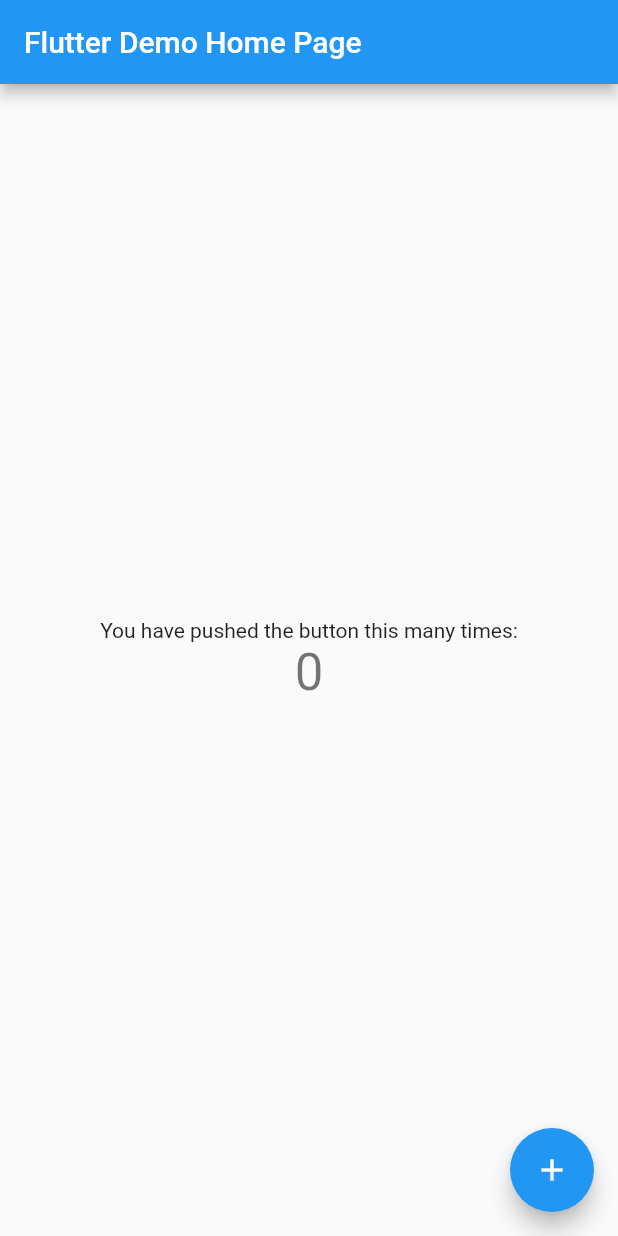
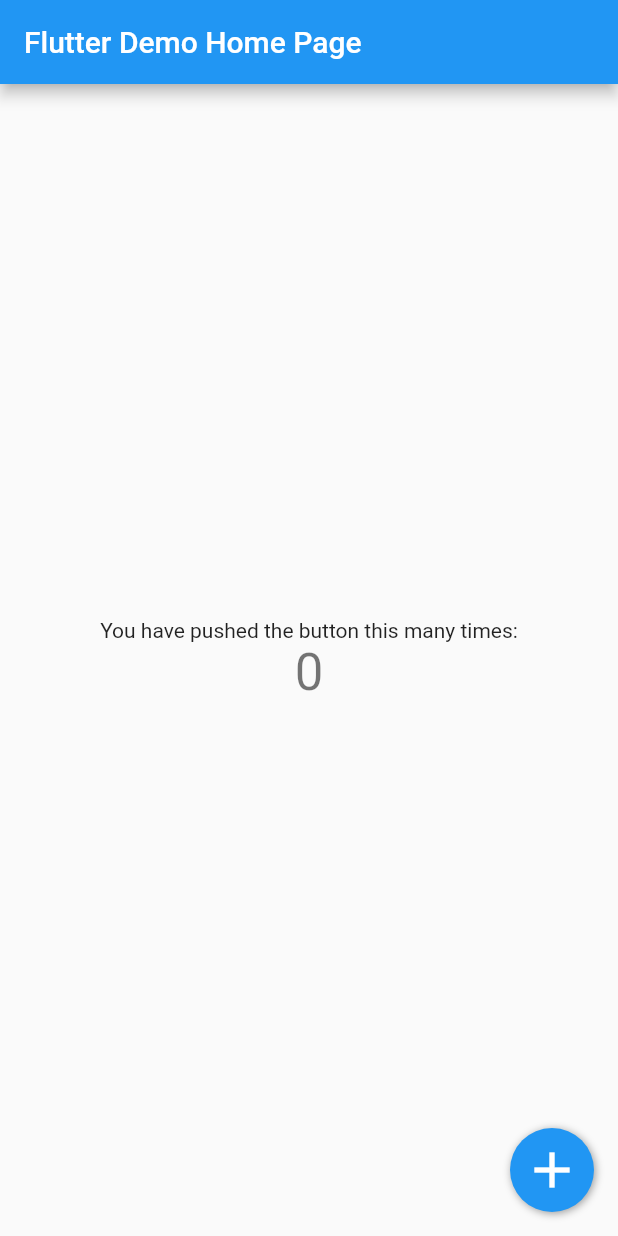
Before and after one commit to juwencheng/flutter_medium_clap, a Flutter app: the screen it shows after launch, on a phone screen of 412 x 824 dp. Run offline on Flutter 3.47's test engine with Material 2 defaults, Android fonts, the phone set to English and light mode, and no system bars.

Commit message:
增加Timer，重写floatingActionButton，实现的效果是长按可以持续增加计数，释放暂停计数。

```diff
--- a/lib/main.dart
+++ b/lib/main.dart
@@ -1,3 +1,5 @@
+import 'dart:async';
+
 import 'package:flutter/material.dart';
 
 void main() => runApp(MyApp());
@@ -26,11 +28,28 @@ class MyHomePage extends StatefulWidget {
 
 class _MyHomePageState extends State<MyHomePage> {
   int _counter = 0;
+  Timer timer;
+  final duration = new Duration(milliseconds: 300);
 
-  void _incrementCounter() {
+  @override
+  void dispose() {
+    super.dispose();
+    timer?.cancel();
+  }
+
+  void _incrementCounter(Timer timer) {
     setState(() {
       _counter++;
     });
+  }
+
+  void onTapDown(TapDownDetails tap) {
+    _incrementCounter(null);
+    timer = new Timer.periodic(duration, _incrementCounter);
+  }
+
+  void onTapup(TapUpDetails tap) {
+    timer?.cancel();
   }
 
   @override
@@ -53,10 +72,24 @@ class _MyHomePageState extends State<MyHomePage> {
           ],
         ),
       ),
-      floatingActionButton: FloatingActionButton(
-        onPressed: _incrementCounter,
-        tooltip: 'Increment',
-        child: Icon(Icons.add),
+      floatingActionButton: GestureDetector(
+        onTapDown: onTapDown,
+        onTapUp: onTapup,
+        child: Container(
+          padding: const EdgeInsets.all(8),
+          decoration: BoxDecoration(
+              color: Colors.blue,
+              borderRadius: BorderRadius.circular(30),
+              boxShadow: [
+                BoxShadow(
+                    color: Colors.black38, blurRadius: 4, offset: Offset(1, 1)),
+              ]),
+          child: Icon(
+            Icons.add,
+            color: Colors.white,
+            size: 40,
+          ),
+        ),
       ), // This trailing comma makes auto-formatting nicer for build methods.
     );
   }
```
Also changed, not shown: 1 other file.
